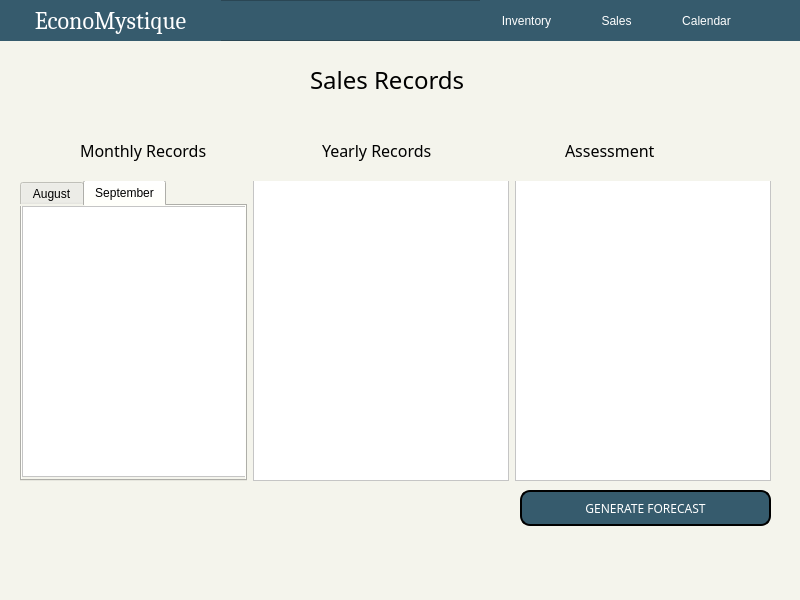
Qt form sales.ui (ongchangco/Economystique2) before a commit.
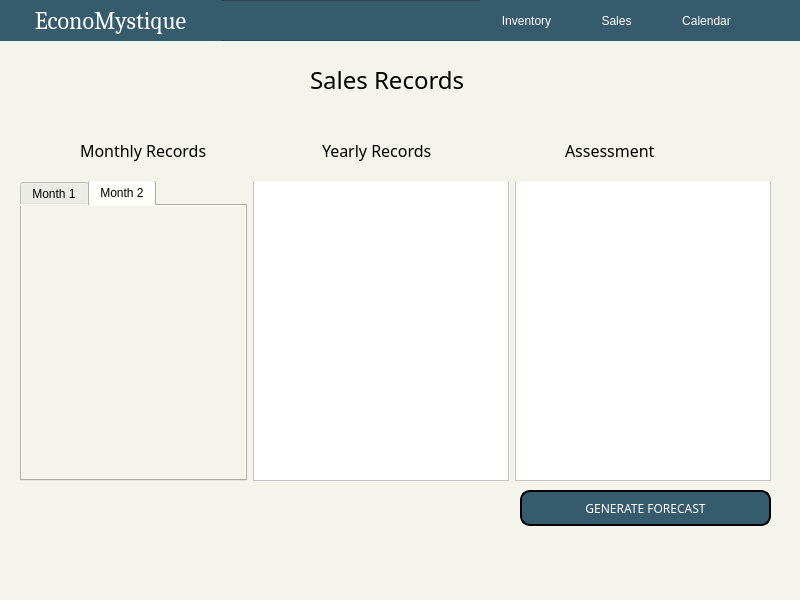
The same form after that commit. The open tabs and pages were chosen to show the change. Icons and pictures are not drawn.

Commit message: Now Reflects Data Contents to Sales Records TBC: Generate AI Forecast

Diff of the .ui file:
```diff
--- a/sales.ui
+++ b/sales.ui
@@ -35,12 +35,15 @@
    <layout class="QHBoxLayout" name="horizontalLayout">
     <item>
      <widget class="QTabWidget" name="tabWidget">
+      <property name="tabShape">
+       <enum>QTabWidget::Rounded</enum>
+      </property>
       <property name="currentIndex">
        <number>1</number>
       </property>
       <widget class="QWidget" name="tab_1">
        <attribute name="title">
-        <string>August</string>
+        <string>Month 1</string>
        </attribute>
        <widget class="QListView" name="tab1ListView">
         <property name="geometry">
@@ -55,23 +58,8 @@
       </widget>
       <widget class="QWidget" name="tab_2">
        <attribute name="title">
-        <string>September</string>
+        <string>Month 2</string>
        </attribute>
-       <widget class="QListView" name="tab2ListView">
-        <property name="geometry">
-         <rect>
-          <x>0</x>
-          <y>0</y>
-          <width>251</width>
-          <height>271</height>
-         </rect>
-        </property>
-        <property name="styleSheet">
-         <string notr="true">background-color: white;
-color: black;
-</string>
-        </property>
-       </widget>
       </widget>
      </widget>
     </item>
```
Left out of the diff: 12 changed lines with no effect on the pictures. The commit also changes 6 other files.
